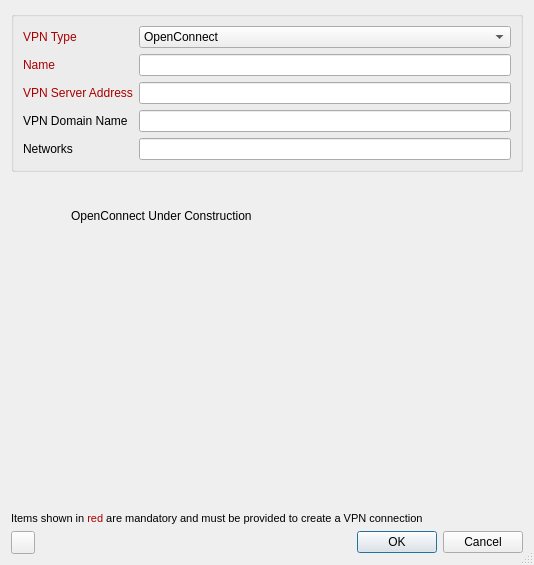
The window that apps/cmstapp/code/vpn_create/ui/vpn_create.ui (andrew-bibb/cmst) describes before a commit, drawn with Qt 5.
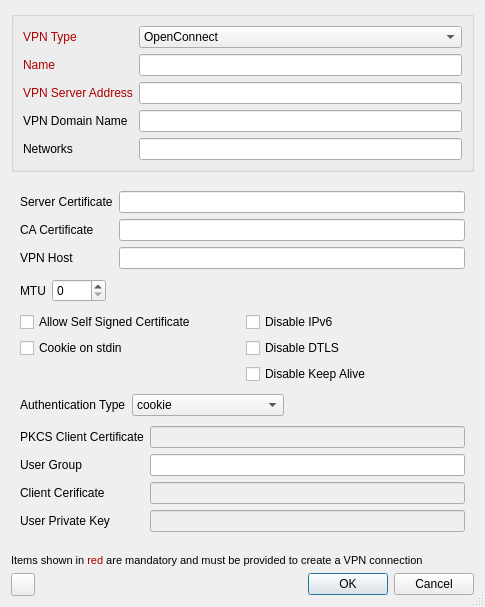
The same window after the commit. The open tabs and pages were chosen to show the change.

Commit message: openconnect dialog working

```diff
--- a/apps/cmstapp/code/vpn_create/ui/vpn_create.ui
+++ b/apps/cmstapp/code/vpn_create/ui/vpn_create.ui
@@ -6,8 +6,8 @@
    <rect>
     <x>0</x>
     <y>0</y>
-    <width>534</width>
-    <height>565</height>
+    <width>485</width>
+    <height>607</height>
    </rect>
   </property>
   <property name="windowTitle">
@@ -150,19 +150,270 @@
       <number>3</number>
      </property>
      <widget class="QWidget" name="OpenConnect">
-      <widget class="QLabel" name="label">
-       <property name="geometry">
-        <rect>
-         <x>60</x>
-         <y>30</y>
-         <width>241</width>
-         <height>16</height>
-        </rect>
-       </property>
-       <property name="text">
-        <string>OpenConnect Under Construction</string>
-       </property>
-      </widget>
+      <layout class="QVBoxLayout" name="verticalLayout_7">
+       <item>
+        <layout class="QGridLayout" name="gridLayout_13">
+         <item row="1" column="0">
+          <widget class="QLabel" name="label_00_cacert">
+           <property name="text">
+            <string>CA Certificate</string>
+           </property>
+          </widget>
+         </item>
+         <item row="0" column="1">
+          <widget class="QLineEdit" name="lineEdit_00_servercert">
+           <property name="whatsThis">
+            <string>&lt;html&gt;&lt;head/&gt;&lt;body&gt;&lt;p&gt;SHA1 certificate fingerprint of the final VPN server after possible web authentication login, selection and redirection.&lt;/p&gt;&lt;/body&gt;&lt;/html&gt;</string>
+           </property>
+          </widget>
+         </item>
+         <item row="1" column="1">
+          <widget class="QLineEdit" name="lineEdit_00_cacert">
+           <property name="whatsThis">
+            <string>&lt;html&gt;&lt;head/&gt;&lt;body&gt;&lt;p&gt;File containing other certificate authorities in addition to the ones in the system trust database.&lt;/p&gt;&lt;/body&gt;&lt;/html&gt;</string>
+           </property>
+          </widget>
+         </item>
+         <item row="0" column="0">
+          <widget class="QLabel" name="label_00_servercert">
+           <property name="text">
+            <string>Server Certificate</string>
+           </property>
+          </widget>
+         </item>
+         <item row="3" column="0">
+          <widget class="QLabel" name="label_00_vpnhost">
+           <property name="text">
+            <string>VPN Host</string>
+           </property>
+          </widget>
+         </item>
+         <item row="3" column="1">
+          <widget class="QLineEdit" name="lineEdit_00_vpnhost">
+           <property name="whatsThis">
+            <string>&lt;html&gt;&lt;head/&gt;&lt;body&gt;&lt;p&gt;The final VPN server to use after completing web authentication. &lt;/p&gt;&lt;p&gt;Only usable for extremely simple VPN configurations and should normally be set only via the VPN Agent.&lt;/p&gt;&lt;/body&gt;&lt;/html&gt;</string>
+           </property>
+          </widget>
+         </item>
+        </layout>
+       </item>
+       <item>
+        <layout class="QHBoxLayout" name="horizontalLayout_2">
+         <item>
+          <widget class="QLabel" name="label_00_mtu">
+           <property name="text">
+            <string>MTU</string>
+           </property>
+          </widget>
+         </item>
+         <item>
+          <widget class="QSpinBox" name="spinBox_00_mtu">
+           <property name="toolTip">
+            <string>Request MTU from server as the MTU of the tunnel.</string>
+           </property>
+           <property name="whatsThis">
+            <string>&lt;html&gt;&lt;head/&gt;&lt;body&gt;&lt;p&gt;&lt;span style=&quot; font-family:'verdana','helvetica','arial','sans-serif'; font-size:16px; color:#444444; background-color:#ffffff;&quot;&gt;Request &lt;/span&gt;&lt;span style=&quot; font-family:'verdana','helvetica','arial','sans-serif'; font-size:16px; font-style:italic; color:#444444; background-color:#ffffff;&quot;&gt;MTU&lt;/span&gt;&lt;span style=&quot; font-family:'verdana','helvetica','arial','sans-serif'; font-size:16px; color:#444444; background-color:#ffffff;&quot;&gt; from server as the MTU of the tunnel.&lt;/span&gt;&lt;/p&gt;&lt;/body&gt;&lt;/html&gt;</string>
+           </property>
+           <property name="maximum">
+            <number>9999</number>
+           </property>
+          </widget>
+         </item>
+         <item>
+          <spacer name="horizontalSpacer_4">
+           <property name="orientation">
+            <enum>Qt::Horizontal</enum>
+           </property>
+           <property name="sizeHint" stdset="0">
+            <size>
+             <width>40</width>
+             <height>20</height>
+            </size>
+           </property>
+          </spacer>
+         </item>
+        </layout>
+       </item>
+       <item>
+        <layout class="QGridLayout" name="gridLayout_14">
+         <item row="0" column="1">
+          <widget class="QCheckBox" name="checkBox_00_disableipv6">
+           <property name="whatsThis">
+            <string>Do not advertise IPv6 capability to server</string>
+           </property>
+           <property name="text">
+            <string>Disable IPv6</string>
+           </property>
+          </widget>
+         </item>
+         <item row="1" column="1">
+          <widget class="QCheckBox" name="checkBox_00_disabledtls">
+           <property name="whatsThis">
+            <string>Disable DTLS</string>
+           </property>
+           <property name="text">
+            <string>Disable DTLS</string>
+           </property>
+          </widget>
+         </item>
+         <item row="2" column="1">
+          <widget class="QCheckBox" name="checkBox_00_nokeepalive">
+           <property name="whatsThis">
+            <string>&lt;html&gt;&lt;head/&gt;&lt;body&gt;&lt;p&gt;Version 8.2.2.5 of the Cisco ASA software has a bug where it will forget the client's SSL certificate when HTTP connections are being re-used for multiple requests. So far, this has only been seen on the initial connection, where the server gives an HTTP/1.0 redirect response with an explicit Connection: Keep-Alive directive. OpenConnect as of v2.22 has an unconditional workaround for this, which is never to obey that directive after an HTTP/1.0 response. &lt;/p&gt;&lt;p&gt;&lt;br/&gt;&lt;/p&gt;&lt;p&gt;However, Cisco's support team has failed to give any competent response to the bug report and we don't know under what other circumstances their bug might manifest itself. So this option exists to disable ALL re-use of HTTP sessions and cause a new connection to be made for each request. If your server seems not to be recognising your certificate, try this option. If it makes a difference, please report this information to the openconnect-devel@lists.infradead.org mailing list.&lt;/p&gt;&lt;/body&gt;&lt;/html&gt;</string>
+           </property>
+           <property name="text">
+            <string>Disable Keep Alive</string>
+           </property>
+          </widget>
+         </item>
+         <item row="0" column="0">
+          <widget class="QCheckBox" name="checkBox_00_allowselfsignedcert">
+           <property name="whatsThis">
+            <string>&lt;html&gt;&lt;head/&gt;&lt;body&gt;&lt;p&gt;Additional option to define if self signed server certificates are allowed. Not checked this value defaults to &amp;quot;false&amp;quot;.  Affects the OpenConnect internal function only: --servercert is not added to startup parameters and receiving self signed cert from server terminates the connection if set as false (or omitted)&lt;/p&gt;&lt;/body&gt;&lt;/html&gt;</string>
+           </property>
+           <property name="text">
+            <string>Allow Self Signed Certificate</string>
+           </property>
+          </widget>
+         </item>
+         <item row="1" column="0">
+          <widget class="QCheckBox" name="checkBox_00_cookie">
+           <property name="whatsThis">
+            <string>Read cookie from standard input</string>
+           </property>
+           <property name="text">
+            <string>Cookie on stdin</string>
+           </property>
+          </widget>
+         </item>
+        </layout>
+       </item>
+       <item>
+        <layout class="QHBoxLayout" name="horizontalLayout_3">
+         <item>
+          <widget class="QLabel" name="label_00_authtype">
+           <property name="text">
+            <string>Authentication Type</string>
+           </property>
+          </widget>
+         </item>
+         <item>
+          <widget class="QComboBox" name="comboBox_00_authtype">
+           <property name="whatsThis">
+            <string>&lt;html&gt;&lt;head/&gt;&lt;body&gt;&lt;p&gt;&lt;span style=&quot; font-family:'monospace'; color:#000000; background-color:#ffffff;&quot;&gt;Type of authentication used with OpenConnect. Applicable values are:&lt;/span&gt;&lt;/p&gt;&lt;p&gt;&lt;span style=&quot; font-family:'monospace'; font-weight:600; color:#000000; background-color:#ffffff;&quot;&gt;cookie - &lt;/span&gt;&lt;span style=&quot; font-family:'monospace'; color:#000000; background-color:#ffffff;&quot;&gt;basic cookie based authentication.&lt;/span&gt;&lt;/p&gt;&lt;p&gt;&lt;span style=&quot; font-family:'monospace'; font-weight:600; color:#000000; background-color:#ffffff;&quot;&gt;cookie_with_userpass&lt;/span&gt;&lt;span style=&quot; font-family:'monospace'; color:#000000; background-color:#ffffff;&quot;&gt; - the credentials are used to retrieve the connection cookie, which hides the username from commandline.&lt;/span&gt;&lt;/p&gt;&lt;p&gt;&lt;span style=&quot; font-family:'monospace'; font-weight:600; color:#000000; background-color:#ffffff;&quot;&gt;userpass &lt;/span&gt;&lt;span style=&quot; font-family:'monospace'; color:#000000; background-color:#ffffff;&quot;&gt;- username and password are used.&lt;/span&gt;&lt;/p&gt;&lt;p&gt;&lt;span style=&quot; font-family:'monospace'; font-weight:600; color:#000000; background-color:#ffffff;&quot;&gt;publickey - r&lt;/span&gt;&lt;span style=&quot; font-family:'monospace'; color:#000000; background-color:#ffffff;&quot;&gt;equires CACert and UserPrivateKey to be set.&lt;/span&gt;&lt;/p&gt;&lt;p&gt;&lt;span style=&quot; font-family:'monospace'; font-weight:600; color:#000000; background-color:#ffffff;&quot;&gt;pkcs&lt;/span&gt;&lt;span style=&quot; font-family:'monospace'; color:#000000; background-color:#ffffff;&quot;&gt; - uses the PKCSClientCert and requests password input.&lt;/span&gt;&lt;/p&gt;&lt;p&gt;&lt;br/&gt;&lt;/p&gt;&lt;p&gt;&lt;span style=&quot; font-family:'monospace'; color:#000000; background-color:#ffffff;&quot;&gt;Defaults to &amp;quot;cookie&amp;quot;&lt;/span&gt;&lt;/p&gt;&lt;/body&gt;&lt;/html&gt;</string>
+           </property>
+           <item>
+            <property name="text">
+             <string>cookie</string>
+            </property>
+           </item>
+           <item>
+            <property name="text">
+             <string>cookie_with_userpass</string>
+            </property>
+           </item>
+           <item>
+            <property name="text">
+             <string>userpass</string>
+            </property>
+           </item>
+           <item>
+            <property name="text">
+             <string>publickey</string>
+            </property>
+           </item>
+           <item>
+            <property name="text">
+             <string>pkcs</string>
+            </property>
+           </item>
+          </widget>
+         </item>
+         <item>
+          <spacer name="horizontalSpacer_5">
+           <property name="orientation">
+            <enum>Qt::Horizontal</enum>
+           </property>
+           <property name="sizeHint" stdset="0">
+            <size>
+             <width>40</width>
+             <height>20</height>
+            </size>
+           </property>
+          </spacer>
+         </item>
+        </layout>
+       </item>
+       <item>
+        <layout class="QGridLayout" name="gridLayout_15">
+         <item row="4" column="1">
+          <widget class="QLineEdit" name="lineEdit_00_userprivatekey">
+           <property name="enabled">
+            <bool>false</bool>
+           </property>
+           <property name="whatsThis">
+            <string>&lt;html&gt;&lt;head/&gt;&lt;body&gt;&lt;p&gt;SSL private key file needed by beb authentication when AuthType is set as &lt;span style=&quot; font-weight:600;&quot;&gt;publickey&lt;/span&gt;.&lt;/p&gt;&lt;/body&gt;&lt;/html&gt;</string>
+           </property>
+          </widget>
+         </item>
+         <item row="4" column="0">
+          <widget class="QLabel" name="label_00_userprivatekey">
+           <property name="text">
+            <string>User Private Key</string>
+           </property>
+          </widget>
+         </item>
+         <item row="1" column="0">
+          <widget class="QLabel" name="label_00_pkcsclientcert">
+           <property name="text">
+            <string>PKCS Client Certificate</string>
+           </property>
+          </widget>
+         </item>
+         <item row="1" column="1">
+          <widget class="QLineEdit" name="lineEdit_00_pkcsclientcert">
+           <property name="enabled">
+            <bool>false</bool>
+           </property>
+           <property name="whatsThis">
+            <string>&lt;html&gt;&lt;head/&gt;&lt;body&gt;&lt;p&gt;Certificate and private key in a PKCS#1/PKCS#8/PKCS#12 structure. Needed when AuthType is &lt;span style=&quot; font-weight:600;&quot;&gt;pkcs&lt;/span&gt;.&lt;/p&gt;&lt;/body&gt;&lt;/html&gt;</string>
+           </property>
+          </widget>
+         </item>
+         <item row="2" column="1">
+          <widget class="QLineEdit" name="lineEdit_00_usergroup">
+           <property name="whatsThis">
+            <string>&lt;html&gt;&lt;head/&gt;&lt;body&gt;&lt;p&gt;Set login usergroup on the remote server.&lt;/p&gt;&lt;/body&gt;&lt;/html&gt;</string>
+           </property>
+          </widget>
+         </item>
+         <item row="2" column="0">
+          <widget class="QLabel" name="label_00_usergroup">
+           <property name="text">
+            <string>User Group</string>
+           </property>
+          </widget>
+         </item>
+         <item row="3" column="0">
+          <widget class="QLabel" name="label_00_clientcert">
+           <property name="text">
+            <string>Client Cerificate</string>
+           </property>
+          </widget>
+         </item>
+         <item row="3" column="1">
+          <widget class="QLineEdit" name="lineEdit_00_clientcert">
+           <property name="enabled">
+            <bool>false</bool>
+           </property>
+           <property name="whatsThis">
+            <string>&lt;html&gt;&lt;head/&gt;&lt;body&gt;&lt;p&gt;Client certificate file, needed by web authentication when authentication type is set as &lt;span style=&quot; font-weight:600;&quot;&gt;publickey&lt;/span&gt;.&lt;/p&gt;&lt;/body&gt;&lt;/html&gt;</string>
+           </property>
+          </widget>
+         </item>
+        </layout>
+       </item>
+      </layout>
      </widget>
      <widget class="QWidget" name="OpenVPN">
       <widget class="QLabel" name="label_2">
```
Left out of the diff: 2 changed lines with no effect on the pictures. The commit also changes 3 other files.
